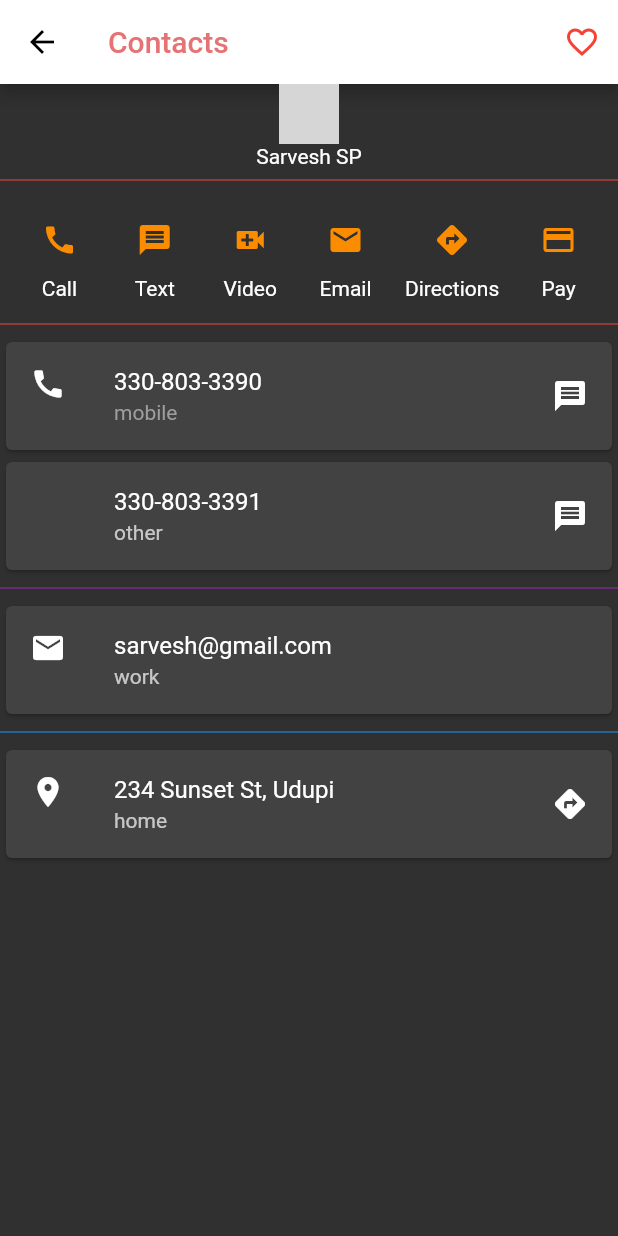
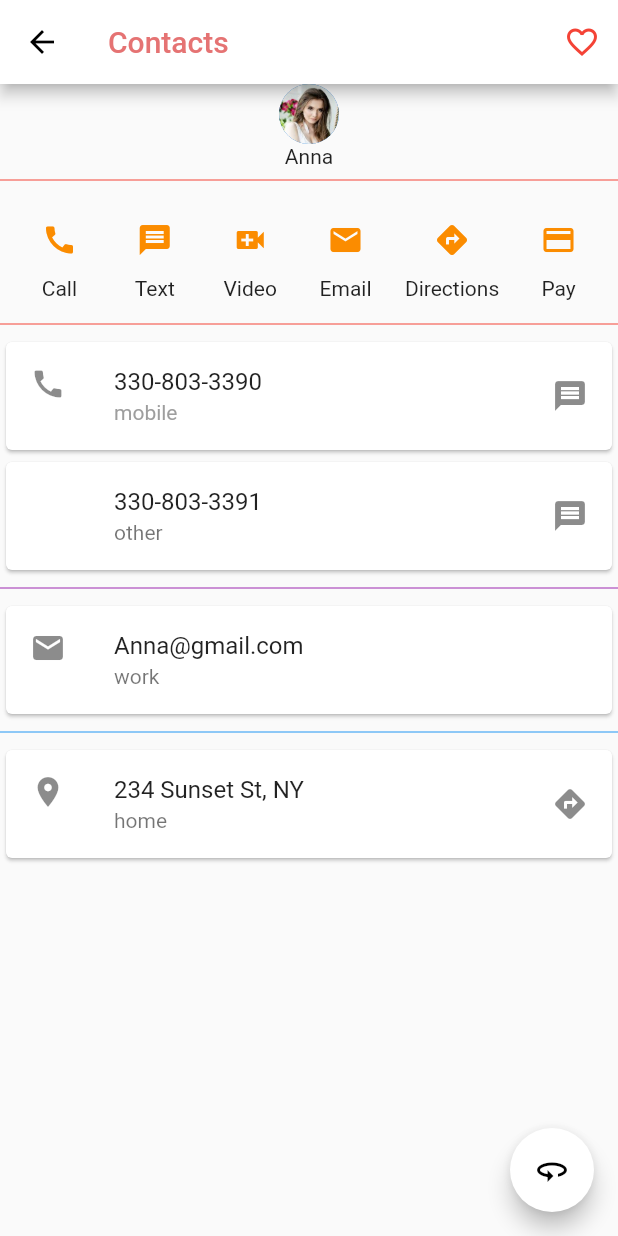
Before and after one commit to Sarvesh-SP/contacts_ui, a Flutter app: the screen it shows after launch, on a phone screen of 412 x 824 dp. Run offline on Flutter 3.47's test engine with Material 2 defaults, Android fonts, the phone set to English and light mode, and no system bars; grey boxes are pictures that could not be loaded.

Commit message:
Added dark theme

```diff
--- a/lib/main.dart
+++ b/lib/main.dart
@@ -3,17 +3,61 @@ import 'package:edupractice/screens/home_screen.dart';
 
 void main() => runApp(MyApp());
 
-class MyApp extends StatelessWidget {
+enum APP_THEME { LIGHT, DARK }
+
+class MyApp extends StatefulWidget {
+  @override
+  _MyAppState createState() => _MyAppState();
+}
+
+class _MyAppState extends State<MyApp> {
+  var currentTheme = APP_THEME.LIGHT;
   @override
   Widget build(BuildContext context) {
     return MaterialApp(
       debugShowCheckedModeBanner: false,
-      theme: ThemeData(
-        brightness: Brightness.dark,
-        appBarTheme: AppBarTheme(
-            color: Colors.black, iconTheme: IconThemeData(color: Colors.black)),
+      theme:
+          currentTheme == APP_THEME.DARK ? AppTheme.dark() : AppTheme.light(),
+      home: Scaffold(
+        appBar: buildAppbar(),
+        body: buildBody(),
+        floatingActionButton: FloatingActionButton(
+          child: Icon(Icons.threesixty),
+          onPressed: () {
+            setState(() {
+              currentTheme == APP_THEME.DARK
+                  ? currentTheme = APP_THEME.LIGHT
+                  : currentTheme = APP_THEME.DARK;
+            });
+          },
+        ),
       ),
-      home: MyHomePage(),
     );
   }
 }
+
+class AppTheme {
+  static ThemeData dark() {
+    return ThemeData(
+        brightness: Brightness.dark,
+        appBarTheme: AppBarTheme(
+            color: Colors.black, iconTheme: IconThemeData(color: Colors.white)),
+        iconTheme: IconThemeData(color: Colors.red[300]),
+        floatingActionButtonTheme: FloatingActionButtonThemeData(
+          backgroundColor: Colors.black,
+          foregroundColor: Colors.white,
+        ));
+  }
+
+  static ThemeData light() {
+    return ThemeData(
+        brightness: Brightness.light,
+        appBarTheme: AppBarTheme(
+            color: Colors.black, iconTheme: IconThemeData(color: Colors.black)),
+        iconTheme: IconThemeData(color: Colors.purple[300]),
+        floatingActionButtonTheme: FloatingActionButtonThemeData(
+          backgroundColor: Colors.white,
+          foregroundColor: Colors.black,
+        ));
+  }
+}
--- a/lib/screens/home_screen.dart
+++ b/lib/screens/home_screen.dart
@@ -5,27 +5,12 @@ import 'package:edupractice/widgets/buttons.dart';
 class MyHomePage extends StatelessWidget {
   @override
   Widget build(BuildContext context) {
-    return Scaffold(
-      appBar: AppBar(
-        title: Text(
-          'Contacts',
-          style: TextStyle(color: Colors.red[300]),
-        ),
-        backgroundColor: Colors.white,
-        leading: IconButton(
-          icon: Icon(Icons.arrow_back),
-          onPressed: () => {},
-          color: Colors.black,
-        ),
-        actions: <Widget>[
-          IconButton(
-            icon: Icon(Icons.favorite_border),
-            color: Colors.red,
-            onPressed: () => {},
-          )
-        ],
-      ),
-      body: ListView(
+    return Scaffold(appBar: buildAppbar(), body: buildBody());
+  }
+}
+
+Widget buildBody() {
+  return ListView(
     children: <Widget>[
       Column(
         children: <Widget>[
@@ -33,7 +18,7 @@ class MyHomePage extends StatelessWidget {
               child: CircleAvatar(
             backgroundImage: AssetImage(currentUser.imageUrl),
           )),
-              Text('Sarvesh SP'),
+          Text('Anna'),
           Divider(color: Colors.red),
           Container(
             child: Theme(
@@ -56,7 +41,27 @@ class MyHomePage extends StatelessWidget {
         ],
       )
     ],
-      ),
   );
 }
+
+Widget buildAppbar() {
+  return AppBar(
+    title: Text(
+      'Contacts',
+      style: TextStyle(color: Colors.red[300]),
+    ),
+    backgroundColor: Colors.white,
+    leading: IconButton(
+      icon: Icon(Icons.arrow_back),
+      onPressed: () => {},
+      color: Colors.black,
+    ),
+    actions: <Widget>[
+      IconButton(
+        icon: Icon(Icons.favorite_border),
+        color: Colors.red,
+        onPressed: () => {},
+      )
+    ],
+  );
 }
--- a/lib/widgets/buttons.dart
+++ b/lib/widgets/buttons.dart
@@ -101,7 +101,7 @@ Widget email() {
   return Card(
     child: ListTile(
       leading: Icon(Icons.mail),
-      title: Text('sarvesh@gmail.com'),
+      title: Text('Anna@gmail.com'),
       subtitle: Text('work'),
     ),
   );
@@ -111,7 +111,7 @@ Widget address() {
   return Card(
     child: ListTile(
       leading: Icon(Icons.location_on),
-      title: Text('234 Sunset St, Udupi'),
+      title: Text('234 Sunset St, NY'),
       subtitle: Text('home'),
       trailing: Icon(Icons.directions),
     ),
```
Also changed, not shown: pubspec.yaml (+3 -5 lines). Lines whose indentation alone changed are shown as unchanged.
